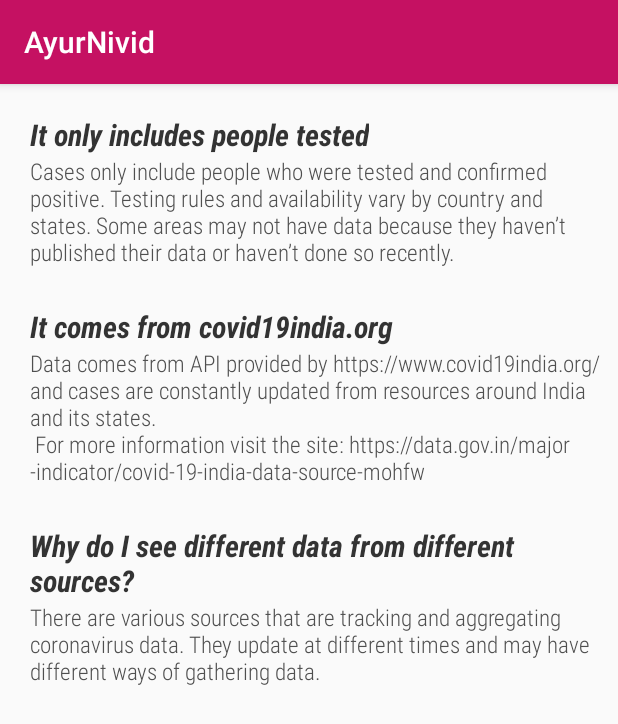
After one commit to prajwalmw/COVID_Prajwal, an Android app: the Information screen opened directly, with no data from a screen before it, on a phone screen of 412 x 824 dp. The commit adds this screen. Shown: the top 724 px of the screen. Run offline under Robolectric (Android 15) with nearby library versions, the phone set to English and light mode, and no system bars.

Commit message:
New Activity added for Info.

```diff
--- a/app/src/main/AndroidManifest.xml
+++ b/app/src/main/AndroidManifest.xml
@@ -3,7 +3,7 @@
     package="com.prajwal.covid_prajwal">
 
     <uses-permission android:name="android.permission.INTERNET" />
-    <uses-permission android:name="android.permission.ACCESS_NETWORK_STATE"/>
+    <uses-permission android:name="android.permission.ACCESS_NETWORK_STATE" />
 
     <application
         android:allowBackup="true"
@@ -12,7 +12,8 @@
         android:roundIcon="@mipmap/ic_launcher_india_new_round"
         android:supportsRtl="true"
         android:theme="@style/AppTheme">
-        <activity android:name=".CustomProgressDialog"></activity>
+        <activity android:name=".Information"></activity>
+        <activity android:name=".CustomProgressDialog" />
         <activity android:name=".MainActivity">
             <intent-filter>
                 <action android:name="android.intent.action.MAIN" />
--- /dev/null
+++ b/app/src/main/java/com/prajwal/covid_prajwal/Information.java
@@ -0,0 +1,14 @@
+package com.prajwal.covid_prajwal;
+
+import androidx.appcompat.app.AppCompatActivity;
+
+import android.os.Bundle;
+
+public class Information extends AppCompatActivity {
+
+    @Override
+    protected void onCreate(Bundle savedInstanceState) {
+        super.onCreate(savedInstanceState);
+        setContentView(R.layout.activity_information);
+    }
+}
--- a/app/src/main/java/com/prajwal/covid_prajwal/MainActivity.java
+++ b/app/src/main/java/com/prajwal/covid_prajwal/MainActivity.java
@@ -8,6 +8,7 @@ import androidx.recyclerview.widget.RecyclerView;
 
 import android.content.Context;
 import android.content.DialogInterface;
+import android.content.Intent;
 import android.graphics.Typeface;
 import android.os.Bundle;
 import android.os.Handler;
@@ -162,7 +163,7 @@ public class MainActivity extends AppCompatActivity {
                                             response.body().getStatesDaily().indexOf(statesDaily_2)
                                     };
                             toolbar_date = response.body().getStatesDaily().get(index_array[0]).getDate();
-                            updateMenuTitles(toolbar_date);
+//                            updateMenuTitles(toolbar_date);
                         }
                         else {
                             StatesDaily statesDaily_a = new StatesDaily();
@@ -183,7 +184,7 @@ public class MainActivity extends AppCompatActivity {
                                             response.body().getStatesDaily().indexOf(statesDaily_c)
                                     };
                             toolbar_date = response.body().getStatesDaily().get(index_array[0]).getDate();
-                            updateMenuTitles(toolbar_date);
+//                            updateMenuTitles(toolbar_date);
 
                         }
 
@@ -255,15 +256,9 @@ public class MainActivity extends AppCompatActivity {
         return super.onPrepareOptionsMenu(menu);
     }*/
 
-       @Override
-    public boolean onCreateOptionsMenu(Menu menu) {
-        MenuInflater inflater = getMenuInflater();
-        inflater.inflate(R.menu.menu_home, menu);
-        this.menu = menu;
-        return super.onCreateOptionsMenu(menu);
-    }
 
-    private void updateMenuTitles(String toolbar_data) {
+
+/*    private void updateMenuTitles(String toolbar_data) {
         MenuItem bedMenuItem = menu.findItem(R.id.date_selected);
         if(!TextUtils.isEmpty(toolbar_data))
         {
@@ -275,17 +270,27 @@ public class MainActivity extends AppCompatActivity {
         }
 
 
+    }*/
+
+    @Override
+    public boolean onCreateOptionsMenu(Menu menu) {
+        MenuInflater inflater = getMenuInflater();
+        inflater.inflate(R.menu.menu_home, menu);
+        this.menu = menu;
+        return super.onCreateOptionsMenu(menu);
     }
 
     @Override
     public boolean onOptionsItemSelected(MenuItem item) {
-      /*  switch (item.getItemId()) {
-            case R.id.date_selected:
+        switch (item.getItemId()) {
+            case R.id.info:
+                Intent new_screen = new Intent(MainActivity.this, Information.class);
+                startActivity(new_screen);
                 return true;
 
             default:
+                return super.onOptionsItemSelected(item);
+        }
 
-        }*/
-        return super.onOptionsItemSelected(item);
     }
 }
--- /dev/null
+++ b/app/src/main/res/drawable/ic_info_black_24dp.xml
@@ -0,0 +1,5 @@
+<vector android:height="24dp" android:tint="#FFFFFF"
+    android:viewportHeight="24.0" android:viewportWidth="24.0"
+    android:width="24dp" xmlns:android="http://schemas.android.com/apk/res/android">
+    <path android:fillColor="#FF000000" android:pathData="M12,2C6.48,2 2,6.48 2,12s4.48,10 10,10 10,-4.48 10,-10S17.52,2 12,2zM13,17h-2v-6h2v6zM13,9h-2L11,7h2v2z"/>
+</vector>
--- /dev/null
+++ b/app/src/main/res/layout/activity_information.xml
@@ -0,0 +1,102 @@
+<?xml version="1.0" encoding="utf-8"?>
+<RelativeLayout
+    xmlns:android="http://schemas.android.com/apk/res/android"
+    xmlns:app="http://schemas.android.com/apk/res-auto"
+    xmlns:tools="http://schemas.android.com/tools"
+    android:layout_width="match_parent"
+    android:layout_height="match_parent"
+    tools:context=".Information"
+    android:layout_marginHorizontal="10dp"
+    android:paddingStart="10dp"
+    android:layout_marginTop="10dp">
+
+    <ScrollView
+        android:layout_width="match_parent"
+        android:layout_height="wrap_content"
+        android:fillViewport="true">
+
+        <RelativeLayout
+            android:layout_width="match_parent"
+            android:layout_height="match_parent">
+
+
+    <LinearLayout
+        android:id="@+id/linear_1"
+        android:layout_width="wrap_content"
+        android:layout_height="wrap_content"
+        android:orientation="vertical"
+        android:layout_marginTop="10dp">
+
+        <TextView
+            android:layout_width="wrap_content"
+            android:layout_height="wrap_content"
+            android:text="It only includes people tested"
+            android:textColor="#333333"
+            android:textStyle="bold|italic"
+            android:fontFamily="sans-serif-condensed-medium"
+            android:textSize="20sp"/>
+
+        <TextView
+            android:layout_width="wrap_content"
+            android:layout_height="wrap_content"
+            android:textColor="#4F4F4F"
+            android:textSize="15sp"
+            android:fontFamily="sans-serif-condensed-light"
+            android:text="Cases only include people who were tested and confirmed positive. Testing rules and availability vary by country and states. Some areas may not have data because they haven’t published their data or haven’t done so recently."/>
+    </LinearLayout>
+
+    <LinearLayout
+        android:id="@+id/linear_2"
+        android:layout_width="wrap_content"
+        android:layout_height="wrap_content"
+        android:orientation="vertical"
+        android:layout_marginTop="25dp"
+        android:layout_below="@+id/linear_1">
+
+        <TextView
+            android:layout_width="wrap_content"
+            android:layout_height="wrap_content"
+            android:textColor="#333333"
+            android:textSize="20sp"
+            android:textStyle="bold|italic"
+            android:fontFamily="sans-serif-condensed-medium"
+            android:text="It comes from covid19india.org"/>
+
+        <TextView
+            android:layout_width="wrap_content"
+            android:layout_height="wrap_content"
+            android:textColor="#4F4F4F"
+            android:textSize="15sp"
+            android:fontFamily="sans-serif-condensed-light"
+            android:text="Data comes from API provided by https://www.covid19india.org/ and cases are constantly updated from resources around India and its states.\n For more information visit the site: https://data.gov.in/major-indicator/covid-19-india-data-source-mohfw"/>
+    </LinearLayout>
+
+    <LinearLayout
+        android:layout_width="wrap_content"
+        android:layout_height="wrap_content"
+        android:orientation="vertical"
+        android:layout_below="@+id/linear_2"
+        android:layout_marginTop="25dp">
+
+        <TextView
+            android:layout_width="wrap_content"
+            android:layout_height="wrap_content"
+            android:textColor="#333333"
+            android:textSize="20sp"
+            android:textStyle="bold|italic"
+            android:fontFamily="sans-serif-condensed-medium"
+            android:text="Why do I see different data from different sources?"/>
+
+        <TextView
+            android:layout_width="wrap_content"
+            android:layout_height="wrap_content"
+            android:textColor="#4F4F4F"
+            android:textSize="15sp"
+            android:fontFamily="sans-serif-condensed-light"
+            android:text="There are various sources that are tracking and aggregating coronavirus data. They update at different times and may have different ways of gathering data."/>
+    </LinearLayout>
+        </RelativeLayout>
+    </ScrollView>
+
+
+</RelativeLayout>
--- a/app/src/main/res/layout/activity_main.xml
+++ b/app/src/main/res/layout/activity_main.xml
@@ -14,9 +14,9 @@
         android:layout_marginStart="10dp"
         android:layout_marginEnd="2dp"
         android:layout_marginTop="5dp"
-        android:layout_marginBottom="2dp"
+        android:layout_marginBottom="5dp"
         android:layout_alignParentTop="true"
-        android:text="Note: The records displayed below represents data collected on a daily basis*"
+        android:text="Note: The records displayed below represents data collected on per day basis and it represents new cases encountered only within 24-Hours*"
         android:textColor="#4F4F4F"
         android:alpha="0.5"
         android:textSize="12sp" />
--- a/app/src/main/res/menu/menu_home.xml
+++ b/app/src/main/res/menu/menu_home.xml
@@ -3,9 +3,11 @@
     xmlns:app="http://schemas.android.com/apk/res-auto">
 
     <item
-        android:id="@+id/date_selected"
+        android:id="@+id/info"
         app:showAsAction="always"
-        android:title="DD-MMM-YY"
+        android:title="Info"
+        android:orderInCategory="175"
+        android:icon="@drawable/ic_info_black_24dp"
         />
 
 </menu>
```
